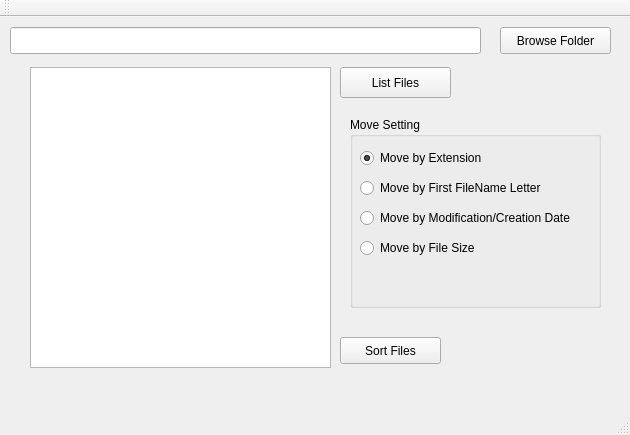
Qt form mainwindow.ui (lepickle/FileAutoMover) before a commit.
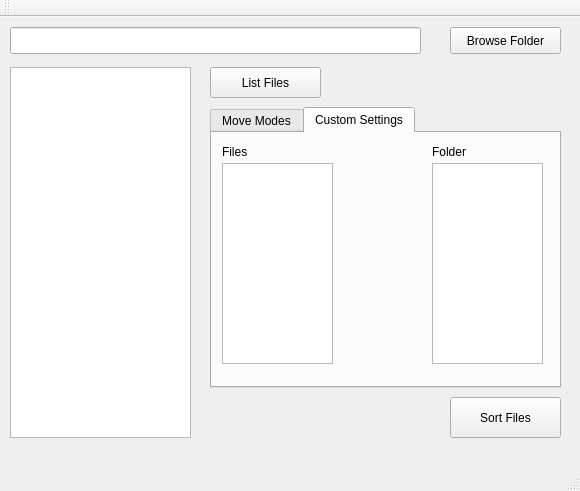
The same form after that commit.

Commit message: Made the window much slimmer

Patch:
```diff
--- a/mainwindow.ui
+++ b/mainwindow.ui
@@ -6,8 +6,8 @@
    <rect>
     <x>0</x>
     <y>0</y>
-    <width>630</width>
-    <height>435</height>
+    <width>580</width>
+    <height>491</height>
    </rect>
   </property>
   <property name="windowTitle">
@@ -19,7 +19,7 @@
      <rect>
       <x>10</x>
       <y>10</y>
-      <width>471</width>
+      <width>411</width>
       <height>27</height>
      </rect>
     </property>
@@ -27,7 +27,7 @@
    <widget class="QPushButton" name="pushButton">
     <property name="geometry">
      <rect>
-      <x>500</x>
+      <x>450</x>
       <y>10</y>
       <width>111</width>
       <height>27</height>
@@ -40,10 +40,10 @@
    <widget class="QPushButton" name="btn_SortFiles">
     <property name="geometry">
      <rect>
-      <x>340</x>
-      <y>320</y>
-      <width>101</width>
-      <height>27</height>
+      <x>450</x>
+      <y>380</y>
+      <width>111</width>
+      <height>41</height>
      </rect>
     </property>
     <property name="text">
@@ -53,17 +53,17 @@
    <widget class="QTableView" name="tbl_FileList">
     <property name="geometry">
      <rect>
-      <x>30</x>
+      <x>10</x>
       <y>50</y>
-      <width>301</width>
-      <height>301</height>
+      <width>181</width>
+      <height>371</height>
      </rect>
     </property>
    </widget>
    <widget class="QPushButton" name="btn_ListFiles">
     <property name="geometry">
      <rect>
-      <x>340</x>
+      <x>210</x>
       <y>50</y>
       <width>111</width>
       <height>31</height>
@@ -73,13 +73,29 @@
      <string>List Files</string>
     </property>
    </widget>
+   <widget class="QTabWidget" name="tabWidget">
+    <property name="geometry">
+     <rect>
+      <x>210</x>
+      <y>90</y>
+      <width>351</width>
+      <height>281</height>
+     </rect>
+    </property>
+    <property name="currentIndex">
+     <number>1</number>
+    </property>
+    <widget class="QWidget" name="tab">
+     <attribute name="title">
+      <string>Move Modes</string>
+     </attribute>
    <widget class="QGroupBox" name="groupBox">
     <property name="geometry">
      <rect>
-      <x>350</x>
-      <y>100</y>
-      <width>251</width>
-      <height>191</height>
+        <x>20</x>
+        <y>10</y>
+        <width>271</width>
+        <height>161</height>
      </rect>
     </property>
     <property name="title">
@@ -132,13 +148,66 @@
       <rect>
        <x>10</x>
        <y>120</y>
-       <width>131</width>
+         <width>201</width>
        <height>22</height>
       </rect>
      </property>
      <property name="text">
-      <string>Move by File Size</string>
-     </property>
+        <string>Move by Custom Settings</string>
+       </property>
+      </widget>
+     </widget>
+    </widget>
+    <widget class="QWidget" name="tab_2">
+     <attribute name="title">
+      <string>Custom Settings</string>
+     </attribute>
+     <widget class="QListView" name="listView">
+      <property name="geometry">
+       <rect>
+        <x>10</x>
+        <y>30</y>
+        <width>111</width>
+        <height>201</height>
+       </rect>
+      </property>
+     </widget>
+     <widget class="QListView" name="listView_2">
+      <property name="geometry">
+       <rect>
+        <x>220</x>
+        <y>30</y>
+        <width>111</width>
+        <height>201</height>
+       </rect>
+      </property>
+     </widget>
+     <widget class="QLabel" name="label">
+      <property name="geometry">
+       <rect>
+        <x>10</x>
+        <y>10</y>
+        <width>55</width>
+        <height>17</height>
+       </rect>
+      </property>
+      <property name="text">
+       <string>Files</string>
+      </property>
+     </widget>
+     <widget class="QLabel" name="label_2">
+      <property name="geometry">
+       <rect>
+        <x>220</x>
+        <y>10</y>
+        <width>55</width>
+        <height>17</height>
+       </rect>
+      </property>
+      <property name="text">
+       <string>Folder</string>
+      </property>
+     </widget>
     </widget>
    </widget>
   </widget>
```
Left out of the diff: 4 changed lines with no effect on the pictures. Lines whose indentation alone changed are shown as unchanged.
